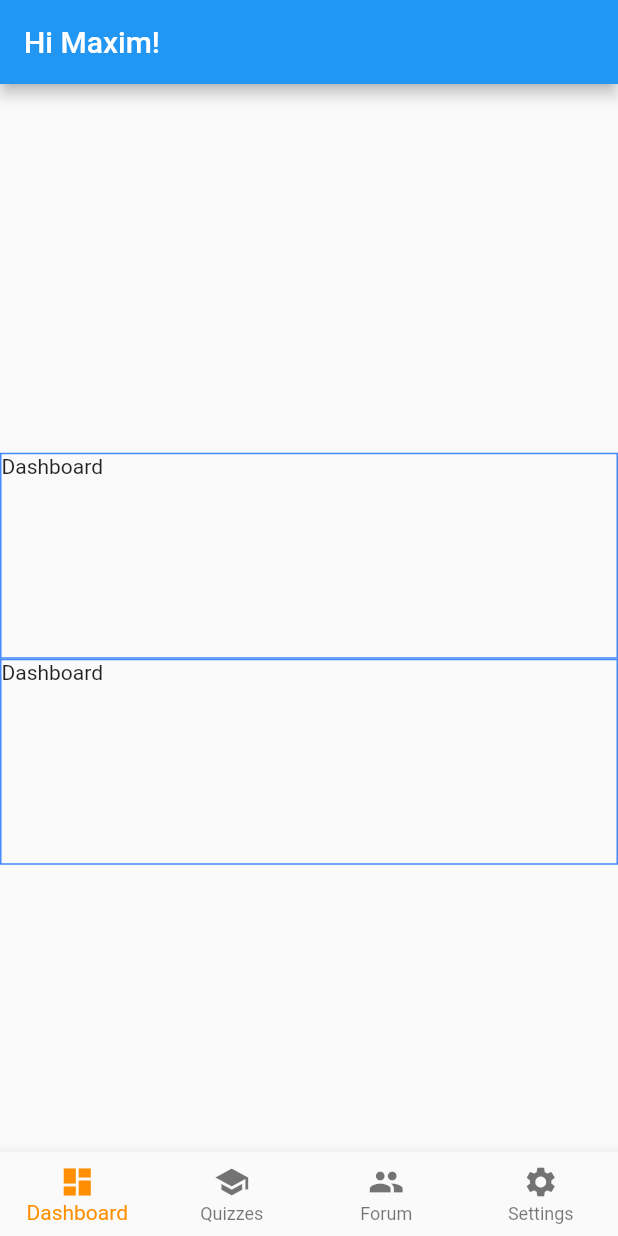
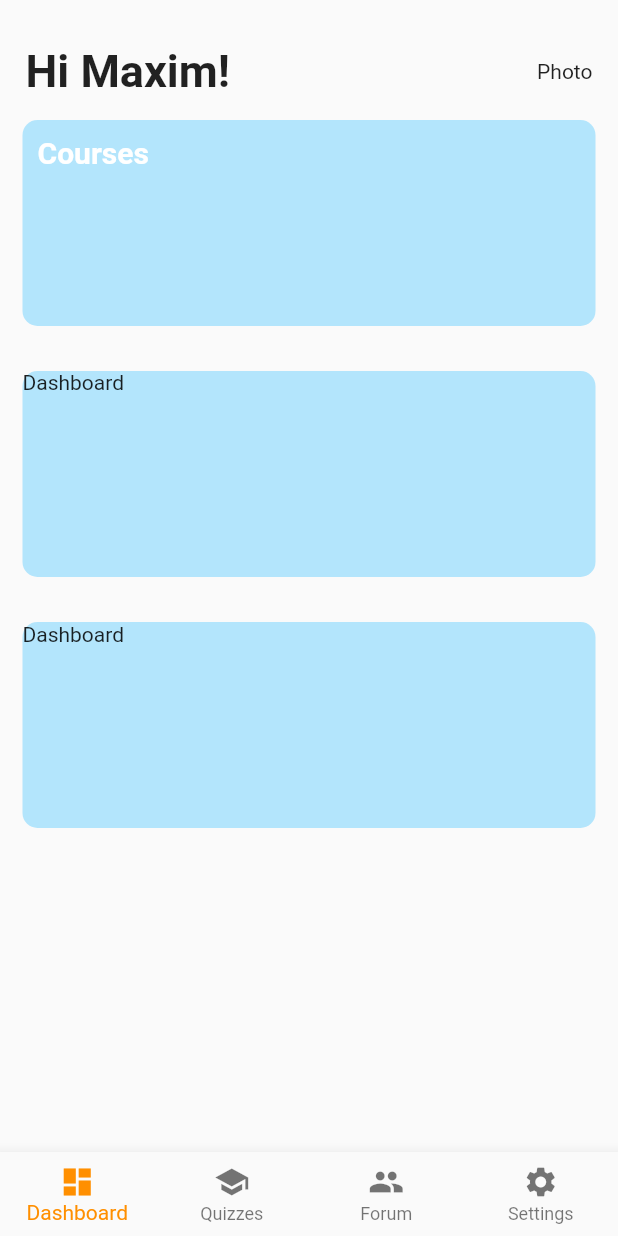
Before and after one commit to charlesaube/O-TutorV2-Mobile-App, a Flutter app: the screen it shows after launch, on a phone screen of 412 x 824 dp. Run offline on Flutter 3.47's test engine with Material 2 defaults, Android fonts, the phone set to English and light mode, and no system bars; network calls fail.

Commit message:
UI Dashboard Custom Container

```diff
--- a/lib/screens/dashboard_screen/dashboard.dart
+++ b/lib/screens/dashboard_screen/dashboard.dart
@@ -1,3 +1,5 @@
+import 'package:demo3/screens/dashboard_screen/widgets/custom_container.dart';
+import 'package:demo3/screens/dashboard_screen/widgets/header.dart';
 import 'package:flutter/cupertino.dart';
 import 'package:flutter/material.dart';
 
@@ -12,43 +14,31 @@ class DashboardSate extends State<DashboardPage> {
   @override
   Widget build(BuildContext context) {
     return Scaffold(
-      appBar: AppBar(
-        title: Text('Hi Maxim!'),
-
-        actions: [
-
-        ],
-      ),
       body: SingleChildScrollView(
         child: Column(
-
           children: [
             Container(
               width: MediaQuery.of(context).size.width,
               height: MediaQuery.of(context).size.height * 0.93,
               child: Column(
-                mainAxisAlignment: MainAxisAlignment.center,
                 crossAxisAlignment: CrossAxisAlignment.center,
                 children: [
-                  Container(
-                    width: MediaQuery.of(context).size.width,
-                    height: MediaQuery.of(context).size.height/6,
+                  Header(),
+                  CustomContainer(
+                    Container(
+                      margin: EdgeInsets.all(10),
+                      child: Text(
+                      "Courses",
+                      style: TextStyle(fontSize: 20, fontWeight: FontWeight.bold, color: Colors.white),
+                    ),),
 
-                    decoration: BoxDecoration(
-                        border: Border.all(color: Colors.blueAccent)
-                    ),
-                    child: Text("Dashboard"),
                   ),
-                  Container(
-                    width: MediaQuery.of(context).size.width,
-                    height: MediaQuery.of(context).size.height/6,
-
-                    decoration: BoxDecoration(
-                        border: Border.all(color: Colors.blueAccent)
-                    ),
-                    child: Text("Dashboard"),
-                  )
-
+                  CustomContainer(
+                    Text("Dashboard"),
+                  ),
+                  CustomContainer(
+                    Text("Dashboard"),
+                  ),
                 ],
               ),
             ),
--- /dev/null
+++ b/lib/screens/dashboard_screen/widgets/custom_container.dart
@@ -0,0 +1,25 @@
+import 'package:flutter/cupertino.dart';
+import 'package:flutter/material.dart';
+
+class CustomContainer extends StatelessWidget {
+  final Widget _child;
+
+  CustomContainer(this._child);
+
+  @override
+  Widget build(BuildContext context) {
+
+    return Container(
+      margin: EdgeInsets.all(15),
+      width: MediaQuery.of(context).size.width,
+      height: MediaQuery.of(context).size.height/6,
+
+      decoration: BoxDecoration(
+          color: Colors.lightBlue.shade100,
+        borderRadius: BorderRadius.circular(10),
+      ),
+      child: _child,
+
+    );
+  }
+}
--- a/lib/screens/dashboard_screen/widgets/header.dart
+++ b/lib/screens/dashboard_screen/widgets/header.dart
@@ -0,0 +1,20 @@
+import 'package:flutter/cupertino.dart';
+
+class Header extends StatelessWidget {
+  @override
+  Widget build(BuildContext context) {
+    return Container(
+      margin: EdgeInsets.only(top:30, right: 17, left: 17),
+      child: Row(
+        mainAxisAlignment: MainAxisAlignment.spaceBetween,
+        children: [
+          Text(
+            "Hi Maxim!",
+            style: TextStyle(fontWeight: FontWeight.bold, fontSize: 30),
+          ),
+          Text("Photo"),
+        ],
+      ),
+    );
+  }
+}
```
